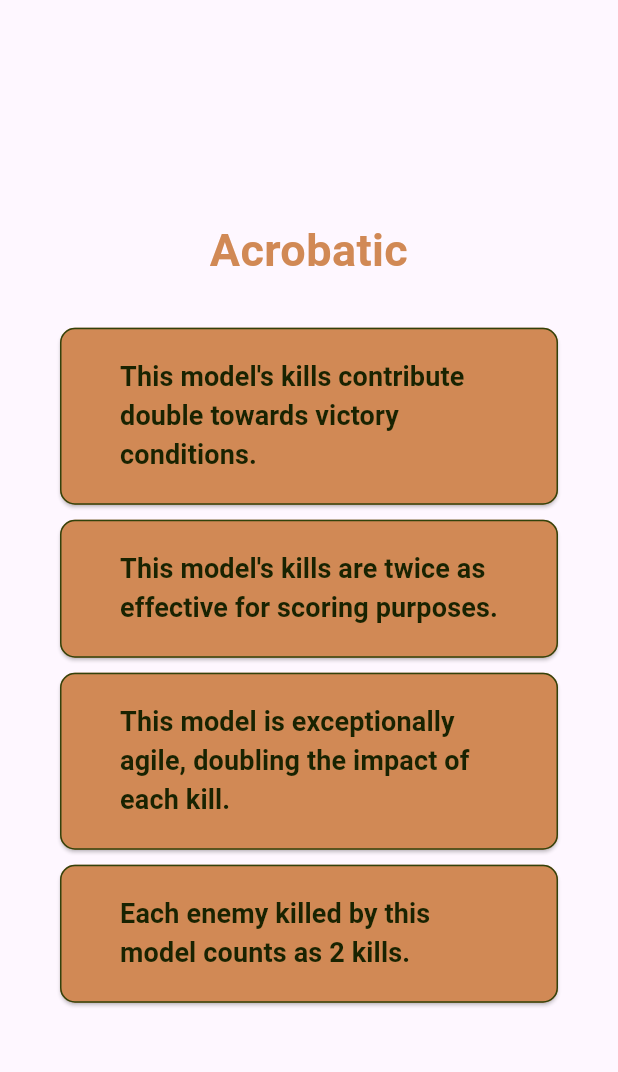
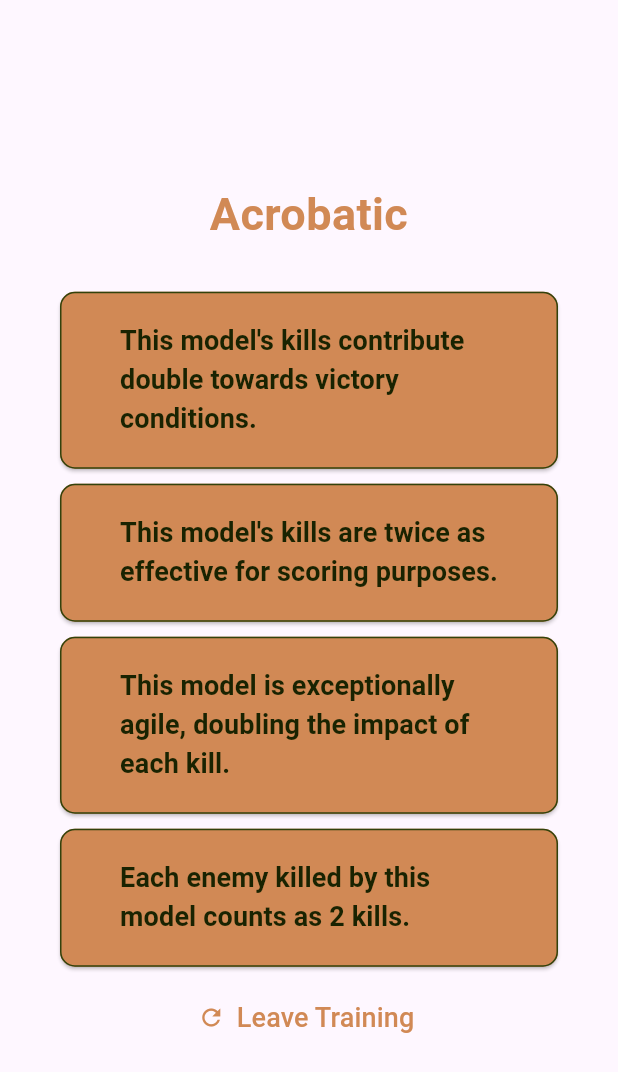
Before and after one commit to graveto/not_my_second_app, a Flutter app: the QuestionsScreen widget shown alone on an empty page, opened directly with empty values, on a phone screen of 412 x 824 dp. Shown: the top 1072 px of the screen. Run offline on Flutter 3.47's test engine with Material 3 defaults, Android fonts, the light colour scheme and no system bars; our stand-ins replace google_fonts; Roboto replaces fonts that are missing (Audiowide).

Commit message:
Initial Commit

```diff
--- a/lib/questions_screen.dart
+++ b/lib/questions_screen.dart
@@ -7,9 +7,12 @@ class QuestionsScreen extends StatefulWidget {
   const QuestionsScreen({
     super.key,
     required this.onSelectAnswer,
+    required this.onRestart,
   });
 
   final void Function(String answer) onSelectAnswer;
+
+  final void Function() onRestart;
 
   @override
   State<QuestionsScreen> createState() {
@@ -42,14 +45,15 @@ class _QuestionsScreenState extends State<QuestionsScreen> {
             Text(
               currentQuestion.text,
               style: GoogleFonts.syneMono(
-                color: Color.fromARGB(255, 209, 137, 85),
+                color: const Color.fromARGB(255, 209, 137, 85),
                 fontSize: 30,
                 fontWeight: FontWeight.bold,
               ),
               textAlign: TextAlign.center,
             ),
             const SizedBox(height: 30),
-            ...currentQuestion.getShuffledAnswers().map((answer) {
+            ...currentQuestion.getShuffledAnswers().map(
+              (answer) {
                 return Column(
                   mainAxisAlignment: MainAxisAlignment.center,
                   crossAxisAlignment: CrossAxisAlignment.stretch,
@@ -63,7 +67,24 @@ class _QuestionsScreenState extends State<QuestionsScreen> {
                     const SizedBox(height: 10),
                   ],
                 );
-            }),
+              },
+            ),
+            TextButton.icon(
+              onPressed: widget.onRestart,
+              style: TextButton.styleFrom(
+              ),
+              icon: const Icon(
+                Icons.refresh,
+                color: Color.fromARGB(255, 209, 137, 85),
+              ),
+              label: Text(
+                'Leave Training',
+                style: GoogleFonts.audiowide(
+                  color: const Color.fromARGB(255, 209, 137, 85),
+                  fontSize: 18,
+                ),
+              ),
+            )
           ],
         ),
       ),
--- a/lib/quiz.dart
+++ b/lib/quiz.dart
@@ -37,7 +37,7 @@ class _QuizState extends State<Quiz> {
   void restartQuiz() {
     setState(() {
       selectedAnswers = [];
-      activeScreen = 'questions-screen';
+      activeScreen = 'start-screen';
     });
   }
 
@@ -48,6 +48,7 @@ class _QuizState extends State<Quiz> {
     if (activeScreen == 'questions-screen') {
       screenWidget = QuestionsScreen(
         onSelectAnswer: chooseAnswer,
+        onRestart: restartQuiz,
       );
     }
 
```
Also changed, not shown: lib/start_screen.dart (+18 -6 lines). Lines whose indentation alone changed are shown as unchanged.
